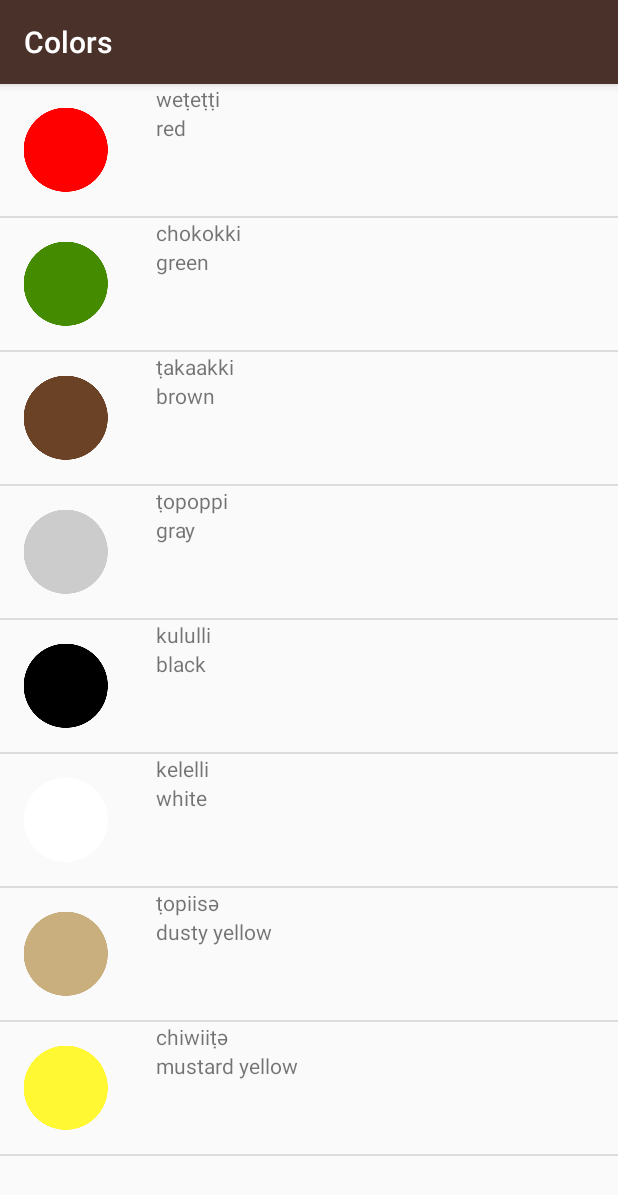
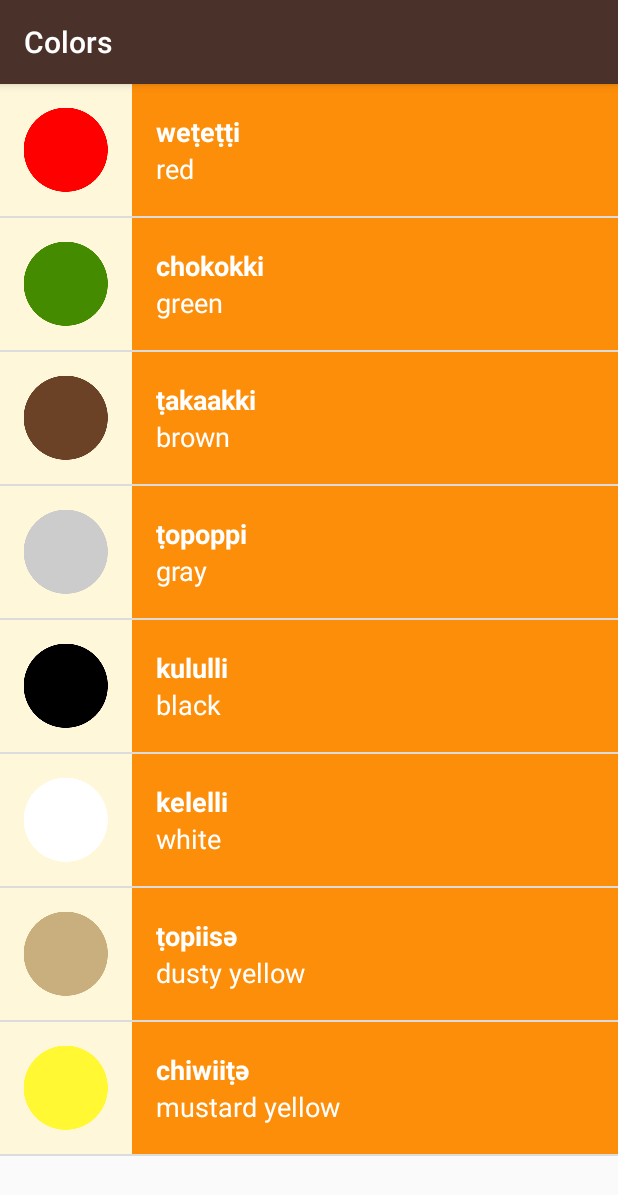
Before and after one commit to MarineNET/Milwoklanguageapp, an Android app: the ColorsActivity screen opened directly, with no data from a screen before it, on a phone screen of 412 x 824 dp. Shown: the top 1195 px of the screen. Run offline under Robolectric (Android 15) with nearby library versions, the phone set to English and light mode, and no system bars.

Commit message:
Change list_item view per designer notes

```diff
--- a/app/src/main/java/com/viktorkhon/milwoklanguageapp/Word.java
+++ b/app/src/main/java/com/viktorkhon/milwoklanguageapp/Word.java
@@ -8,6 +8,7 @@ public class Word {
     private String mDefaultTranslation;
     private String mMiwokTranslation;
     private int mImage;
+    private static final int NO_IMAGE = -1;
 
     public Word(String defaultTranslation, String miwokTranslation) {
         mMiwokTranslation = miwokTranslation;
@@ -33,9 +34,6 @@ public class Word {
     }
 
     public boolean hasImage() {
-        if (mImage == -1) {
-            return false;
-        }
-        return true;
+        return mImage != NO_IMAGE;
     }
 }
--- a/app/src/main/res/layout/list_item.xml
+++ b/app/src/main/res/layout/list_item.xml
@@ -4,31 +4,41 @@
               xmlns:tools="http://schemas.android.com/tools"
               android:orientation="horizontal"
               android:layout_width="match_parent"
-              android:layout_height="match_parent">
+              android:layout_height="match_parent"
+                android:background="@color/tan_background">
 
     <ImageView
         android:id="@+id/image"
-        android:layout_width="wrap_content"
-        android:layout_height="wrap_content"
-        app:srcCompat="@mipmap/ic_launcher"
-        android:layout_marginRight="16dp"/>
+        android:layout_width="88dp"
+        android:layout_height="88dp"
+        app:srcCompat="@mipmap/ic_launcher"/>
 
     <LinearLayout
         android:layout_width="match_parent"
-        android:layout_height="wrap_content"
-        android:orientation="vertical">
+        android:layout_height="88dp"
+        android:orientation="vertical"
+        android:paddingLeft="16dp"
+        android:background="#FD8E09">
 
         <TextView
             android:id="@+id/miwok_text_view"
             android:layout_width="match_parent"
-            android:layout_height="wrap_content"
-            tools:text="@string/miwok"/>
+            android:layout_height="0dp"
+            tools:text="@string/miwok"
+            android:textStyle="bold"
+            android:textColor="#FFFFFF"
+            android:textSize="18sp"
+            android:layout_weight="1"
+            android:gravity="bottom"/>
 
         <TextView
             android:id="@+id/english_text_view"
             android:layout_width="match_parent"
-            android:layout_height="wrap_content"
-            tools:text="@string/english"/>
+            android:layout_height="0dp"
+            tools:text="@string/english"
+            android:textColor="#FFFFFF"
+            android:textSize="18sp"
+            android:layout_weight="1"/>
 
     </LinearLayout>
 
```
